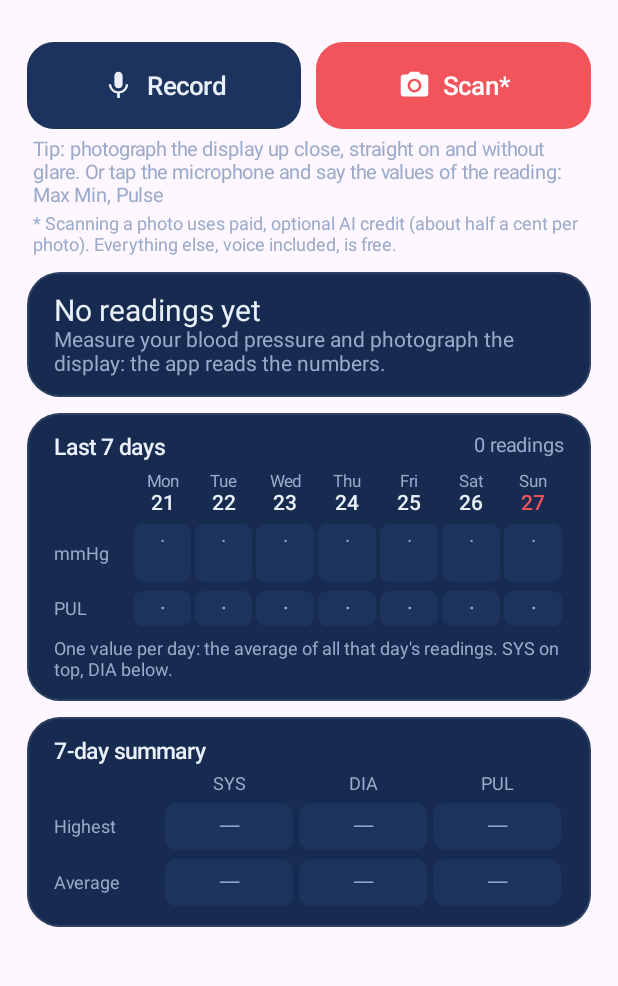
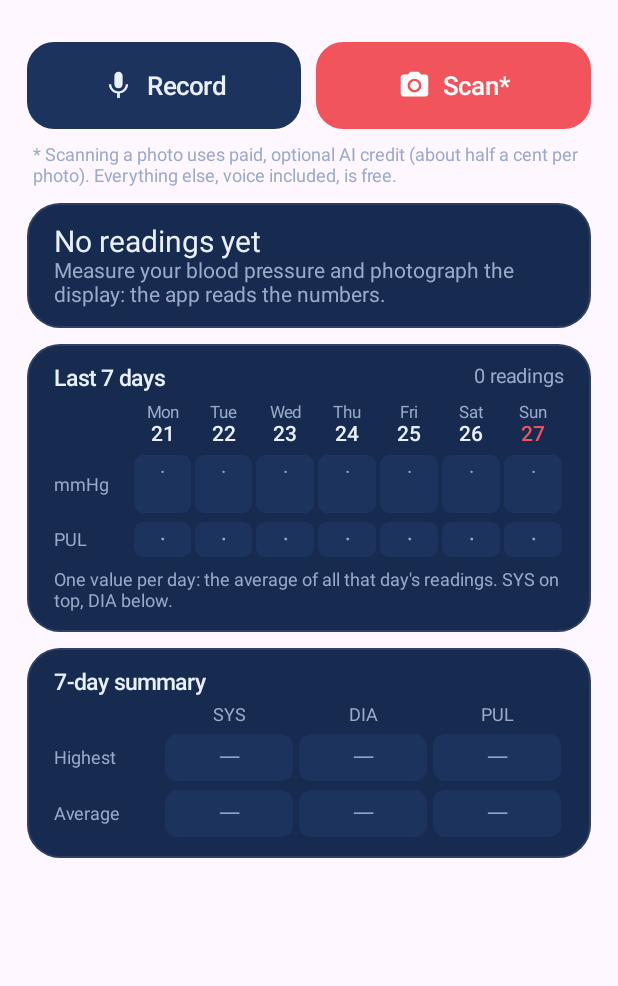
Before and after one commit to comevava76-web/personalhealthy, an Android app built with Jetpack Compose: the composable HomeScreen called with empty values, on a phone screen of 412 x 824 dp, the part 82-1068 px from its top. Run offline under Robolectric (Android 15) with nearby library versions, the phone set to English and light mode, and no system bars; libraries missing offline, so code that uses them is left out: com.journeyapps.barcodescanner.

Commit message:
Home: tolto il consiglio, resta solo la nota sui crediti; «Pronuncia» al posto di «Di'»
Co-Authored-By: Claude Opus 5.5 <noreply@anthropic.com>
Claude-Session: https://claude.ai/code/session_01HVZvBazZhZm9RtUYMabxtB

```diff
--- a/android/app/src/main/java/ch/personalhealthy/app/MainActivity.kt
+++ b/android/app/src/main/java/ch/personalhealthy/app/MainActivity.kt
@@ -895,7 +895,6 @@ fun HomeScreen(
             val scanOn = me == null || !me.selfPays || (me.hasKey && !(c0 != null && c0.configured && (c0.remaining ?: 0.0) <= 0.0))
             BigButton(t(R.string.scan_short) + "*", enabled = scanOn, modifier = Modifier.weight(1f), icon = R.drawable.ic_camera, onClick = onMeasure)
         }
-        Text(t(R.string.photo_tip) + " " + t(R.string.voice_tip), color = C.Muted, fontSize = 13.sp, modifier = Modifier.padding(start = 4.dp, end = 4.dp))
         Text("* " + t(R.string.scan_cost_note), color = C.Muted, fontSize = 12.sp, modifier = Modifier.padding(start = 4.dp, end = 4.dp, top = 4.dp, bottom = 6.dp))
 
         LastPanel(readings.lastOrNull())
--- a/android/app/src/main/res/values/strings.xml
+++ b/android/app/src/main/res/values/strings.xml
@@ -177,9 +177,7 @@
     <string name="token_own_set">Your Anthropic key is saved, encrypted. Only your photos use it.</string>
     <string name="token_owner_admin">The readings use the Anthropic key set on the server (the ANTHROPIC_API_KEY secret on GitHub).</string>
     <string name="token_owner_member">Your photos use the Anthropic key of the person who manages the app.</string>
-    <string name="photo_tip">Tip: photograph the display up close, straight on and without glare.</string>
     <string name="voice_button">Say the values</string>
-    <string name="voice_tip">Or tap the microphone and say the values of the reading: Max Min, Pulse</string>
     <string name="voice_prompt">Say SYS, DIA and PUL, for example: 127, 80, 70</string>
     <string name="voice_confirm_title">Values said aloud</string>
     <string name="voice_retry">Say again</string>
```
Also changed, not shown: 3 other files.
